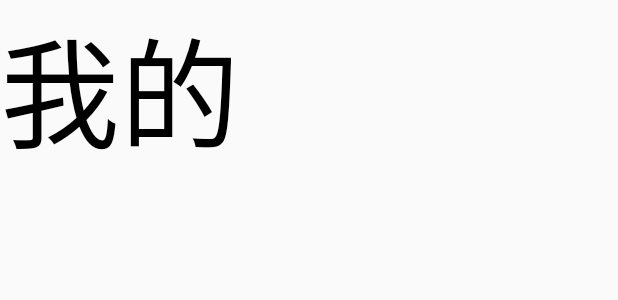
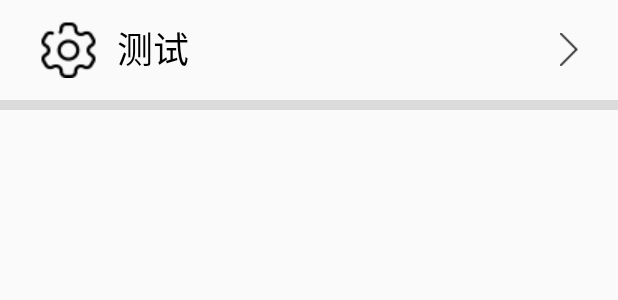
Before and after one commit to hrbyuanye/yanye, an Android app: the layout fragment_wo.xml on its own in the app's theme, with its tools: preview values and no code run, on a phone screen of 412 x 824 dp. Shown: the top 300 px of the screen. Run offline under Robolectric (Android 15) with nearby library versions, the phone set to English and light mode, and no system bars.

Commit message:
添加适配  X  Y xml

```diff
--- a/modle_main/src/main/res/layout/activity_modle_main.xml
+++ b/modle_main/src/main/res/layout/activity_modle_main.xml
@@ -25,6 +25,7 @@
         app:menu="@menu/menu_navigation" />
 
     <Button
+        android:visibility="gone"
         android:text="测试eventBus"
         android:id="@+id/btn_event"
         android:layout_width="match_parent"
--- a/wode/src/main/res/layout/fragment_wo.xml
+++ b/wode/src/main/res/layout/fragment_wo.xml
@@ -1,14 +1,40 @@
 <?xml version="1.0" encoding="utf-8"?>
-<FrameLayout xmlns:android="http://schemas.android.com/apk/res/android"
+<LinearLayout xmlns:android="http://schemas.android.com/apk/res/android"
     android:layout_width="match_parent"
-    android:layout_height="match_parent">
+    android:layout_height="match_parent"
+    android:orientation="vertical">
 
-    <TextView
-        android:textSize="80dp"
-        android:textColor="@color/color_black"
-        android:text="我的"
-        android:gravity="center"
-        android:layout_width="wrap_content"
-        android:layout_height="wrap_content" />
 
-</FrameLayout>
+    <FrameLayout
+        android:id="@+id/fm_test"
+        android:layout_width="match_parent"
+        android:layout_height="@dimen/y100"
+        android:layout_marginLeft="@dimen/x40"
+        android:layout_marginRight="@dimen/x40">
+
+        <TextView
+            android:layout_width="wrap_content"
+            android:layout_height="wrap_content"
+            android:layout_gravity="center_vertical"
+            android:drawableLeft="@drawable/icon_wode_setting"
+            android:drawablePadding="@dimen/x20"
+            android:text="测试"
+            android:textColor="@android:color/black"
+            android:textSize="@dimen/x36" />
+
+
+        <ImageView
+            android:layout_width="@dimen/x18"
+            android:layout_height="@dimen/y33"
+            android:layout_gravity="center_vertical|right"
+            android:background="@null"
+            android:src="@drawable/icon_wode_arrow" />
+
+    </FrameLayout>
+
+    <View
+        android:layout_width="match_parent"
+        android:layout_height="@dimen/y10"
+        android:background="#dbdbdb" />
+
+</LinearLayout>
```
Also changed, not shown: modle_main/src/main/java/frame/com/modle_main/ModleMainActivity.java (+9 -1 lines), wode/src/main/java/frame/com/wode/contract/WoDeFragmentContract.java (added, +32 -0 lines), wode/src/main/java/frame/com/wode/fragment/WoDeFragment.java (+43 -1 lines), wode/src/main/java/frame/com/wode/modle/WoDeFragmentModle.java (added, +33 -0 lines), wode/src/main/java/frame/com/wode/presenter/WoDeFragmentPresenter.java (added, +34 -0 lines), wode/src/main/res/drawable/icon_wode_arrow.png (added), wode/src/main/res/drawable/icon_wode_setting.png (added).
